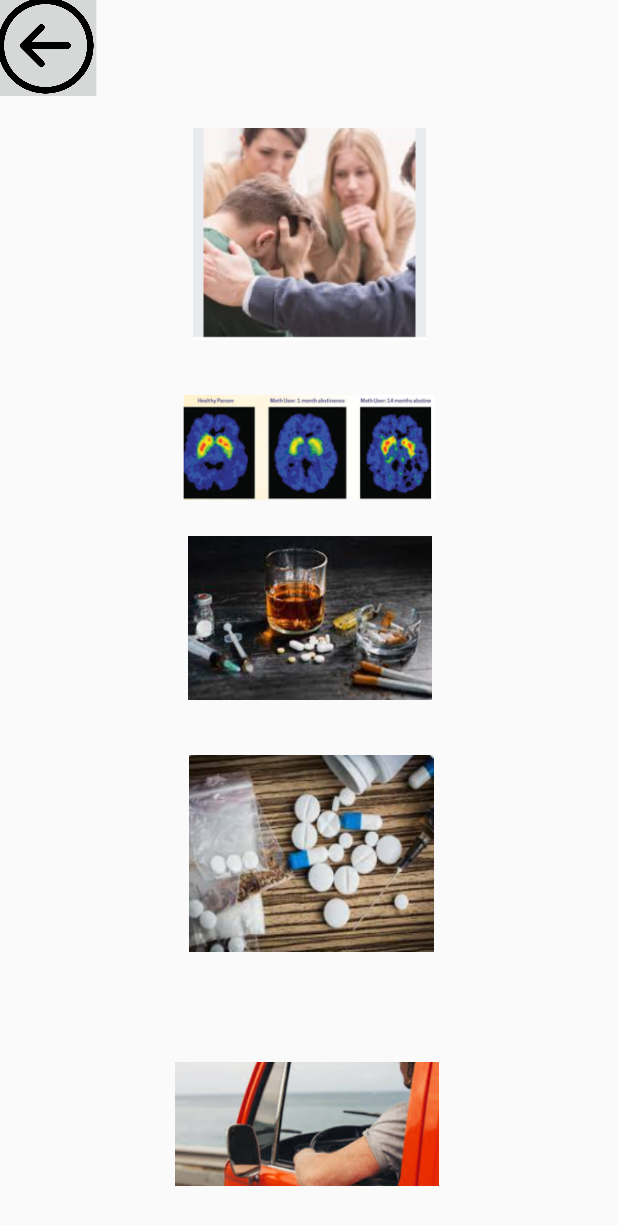
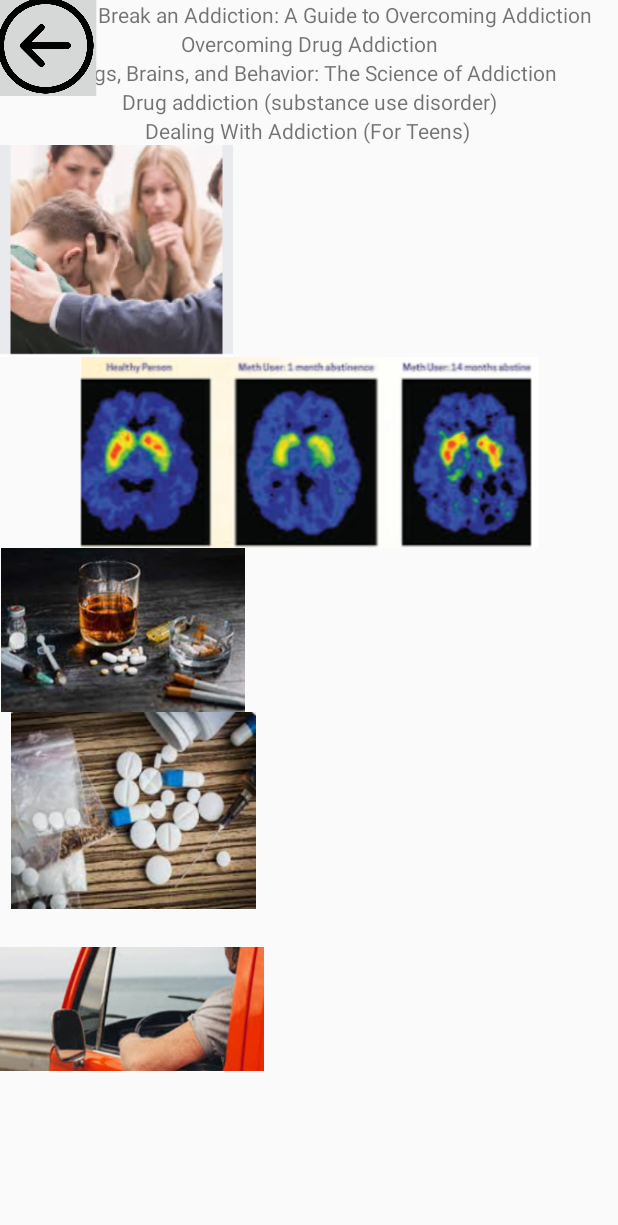
Before and after one commit to 123AbhinayR/RSA_MindfulMe_App, an Android app: the Drugs screen opened directly, with no data from a screen before it, on a phone screen of 412 x 824 dp. Shown: the top 1225 px of the screen. Run offline under Robolectric (Android 15) with nearby library versions, the phone set to English and light mode, and no system bars.

Commit message:
Added text for drugs.xml

```diff
--- a/app/src/main/res/layout/activity_drugs.xml
+++ b/app/src/main/res/layout/activity_drugs.xml
@@ -4,7 +4,92 @@
     xmlns:tools="http://schemas.android.com/tools"
     android:layout_width="match_parent"
     android:layout_height="match_parent"
+    android:orientation="vertical"
     tools:context=".Drugs">
+
+    <ScrollView
+        android:id="@+id/scrollView2"
+        android:layout_width="match_parent"
+        android:layout_height="match_parent"
+        app:layout_constraintStart_toStartOf="parent"
+        app:layout_constraintTop_toTopOf="parent" >
+
+        <LinearLayout
+            android:id="@+id/linearLayout"
+            android:layout_width="match_parent"
+            android:layout_height="wrap_content"
+            android:orientation="vertical" >
+
+            <TextView
+                android:id="@+id/TextArt1"
+                android:layout_width="match_parent"
+                android:layout_height="wrap_content"
+                android:text="How to Break an Addiction: A Guide to Overcoming Addiction"
+                android:textAlignment="center" />
+
+            <TextView
+                android:id="@+id/TextArt2"
+                android:layout_width="match_parent"
+                android:layout_height="wrap_content"
+                android:text="Overcoming Drug Addiction"
+                android:textAlignment="center" />
+
+            <TextView
+                android:id="@+id/TextArt3"
+                android:layout_width="match_parent"
+                android:layout_height="wrap_content"
+                android:text="Drugs, Brains, and Behavior: The Science of Addiction"
+                android:textAlignment="center" />
+
+            <TextView
+                android:id="@+id/TextArt4"
+                android:layout_width="match_parent"
+                android:layout_height="wrap_content"
+                android:text="Drug addiction (substance use disorder)"
+                android:textAlignment="center" />
+
+            <TextView
+                android:id="@+id/TextArt5"
+                android:layout_width="match_parent"
+                android:layout_height="wrap_content"
+                android:text="Dealing With Addiction (For Teens) "
+                android:textAlignment="center" />
+
+            <ImageView
+                android:id="@+id/DrugsArt1"
+                android:layout_width="wrap_content"
+                android:layout_height="wrap_content"
+                app:srcCompat="@drawable/drugsart1" />
+
+            <ImageView
+                android:id="@+id/DrugsArt2"
+                android:layout_width="match_parent"
+                android:layout_height="wrap_content"
+                app:srcCompat="@drawable/drugsart3" />
+
+            <ImageView
+                android:id="@+id/DrugsArt3"
+                android:layout_width="163dp"
+                android:layout_height="109dp"
+                app:srcCompat="@drawable/drugsart4"
+                tools:ignore="ContentDescription" />
+
+            <ImageView
+                android:id="@+id/DrugsArt4"
+                android:layout_width="178dp"
+                android:layout_height="131dp"
+                app:srcCompat="@drawable/drugsart5"
+                tools:ignore="ContentDescription" />
+
+            <ImageView
+                android:id="@+id/DrugsArt5"
+                android:layout_width="176dp"
+                android:layout_height="133dp"
+                app:srcCompat="@drawable/drugsart2"
+                tools:ignore="ContentDescription" />
+
+        </LinearLayout>
+    </ScrollView>
 
     <ImageButton
                 android:id="@+id/backButton1"
@@ -19,65 +104,4 @@
                 app:srcCompat="@drawable/back_button"
                 tools:ignore="ContentDescription,SpeakableTextPresentCheck" />
 
-    <ImageView
-        android:id="@+id/DrugsArt1"
-        android:layout_width="wrap_content"
-        android:layout_height="wrap_content"
-        android:importantForAccessibility="no"
-        app:layout_constraintBottom_toBottomOf="parent"
-        app:layout_constraintEnd_toEndOf="parent"
-        app:layout_constraintStart_toStartOf="parent"
-        app:layout_constraintTop_toTopOf="parent"
-        app:layout_constraintVertical_bias="0.125"
-        app:srcCompat="@drawable/drugsart1" />
-
-    <ImageView
-        android:id="@+id/DrugsArt2"
-        android:layout_width="181dp"
-        android:layout_height="70dp"
-        android:importantForAccessibility="no"
-        app:layout_constraintBottom_toBottomOf="parent"
-        app:layout_constraintEnd_toEndOf="parent"
-        app:layout_constraintStart_toStartOf="parent"
-        app:layout_constraintTop_toTopOf="parent"
-        app:layout_constraintVertical_bias="0.349"
-        app:srcCompat="@drawable/drugsart3" />
-
-    <ImageView
-        android:id="@+id/DrugsArt3"
-        android:layout_width="163dp"
-        android:layout_height="109dp"
-        app:layout_constraintBottom_toBottomOf="parent"
-        app:layout_constraintEnd_toEndOf="parent"
-        app:layout_constraintStart_toStartOf="parent"
-        app:layout_constraintTop_toTopOf="parent"
-        app:srcCompat="@drawable/drugsart4"
-        tools:ignore="ContentDescription" />
-
-    <ImageView
-        android:id="@+id/DrugsArt4"
-        android:layout_width="178dp"
-        android:layout_height="131dp"
-        app:layout_constraintBottom_toBottomOf="parent"
-        app:layout_constraintEnd_toEndOf="parent"
-        app:layout_constraintHorizontal_bias="0.506"
-        app:layout_constraintStart_toStartOf="parent"
-        app:layout_constraintTop_toTopOf="parent"
-        app:layout_constraintVertical_bias="0.727"
-        app:srcCompat="@drawable/drugsart5"
-        tools:ignore="ContentDescription" />
-
-    <ImageView
-        android:id="@+id/DrugsArt5"
-        android:layout_width="176dp"
-        android:layout_height="133dp"
-        app:layout_constraintBottom_toBottomOf="parent"
-        app:layout_constraintEnd_toEndOf="parent"
-        app:layout_constraintHorizontal_bias="0.495"
-        app:layout_constraintStart_toStartOf="parent"
-        app:layout_constraintTop_toTopOf="parent"
-        app:layout_constraintVertical_bias="0.988"
-        app:srcCompat="@drawable/drugsart2"
-        tools:ignore="ContentDescription" />
-
 </androidx.constraintlayout.widget.ConstraintLayout>
```
Lines whose indentation alone changed are shown as unchanged.
